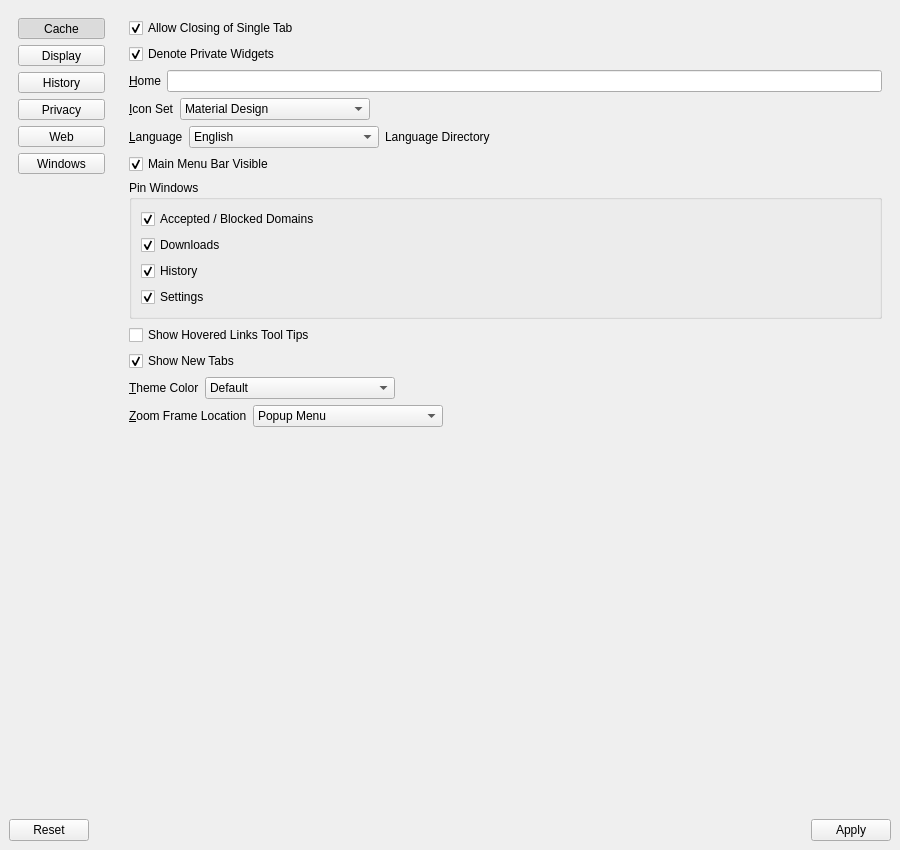
First picture: the form in 2.x/UI/dooble_settings.ui, repository textbrowser/dooble, before the edit.
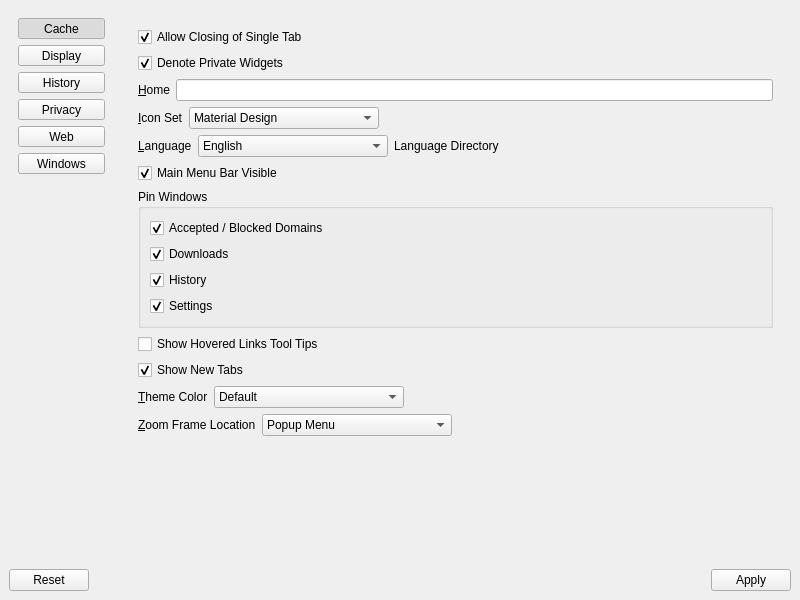
Second picture: the form after the edit. The open tabs and pages were chosen to show the change. Icons and pictures are not drawn.

Commit message: New scroll area.

The edit to the form file:
```diff
--- a/2.x/UI/dooble_settings.ui
+++ b/2.x/UI/dooble_settings.ui
@@ -6,8 +6,8 @@
    <rect>
     <x>0</x>
     <y>0</y>
-    <width>900</width>
-    <height>850</height>
+    <width>800</width>
+    <height>600</height>
    </rect>
   </property>
   <property name="windowTitle">
@@ -46,8 +46,8 @@
           <rect>
            <x>0</x>
            <y>0</y>
-           <width>127</width>
-           <height>754</height>
+           <width>105</width>
+           <height>544</height>
           </rect>
          </property>
          <layout class="QVBoxLayout" name="verticalLayout">
@@ -343,6 +343,24 @@
         <widget class="QWidget" name="display_page">
          <layout class="QVBoxLayout" name="verticalLayout_4">
           <item>
+           <widget class="QScrollArea" name="scrollArea_4">
+            <property name="frameShape">
+             <enum>QFrame::NoFrame</enum>
+            </property>
+            <property name="widgetResizable">
+             <bool>true</bool>
+            </property>
+            <widget class="QWidget" name="scrollAreaWidgetContents_4">
+             <property name="geometry">
+              <rect>
+               <x>0</x>
+               <y>0</y>
+               <width>751</width>
+               <height>776</height>
+              </rect>
+             </property>
+             <layout class="QVBoxLayout" name="verticalLayout_19">
+              <item>
            <widget class="QCheckBox" name="allow_closing_of_single_tab">
             <property name="text">
              <string>Allow Closing of Single Tab</string>
@@ -725,6 +743,10 @@
           </item>
          </layout>
         </widget>
+           </widget>
+          </item>
+         </layout>
+        </widget>
         <widget class="QWidget" name="history_page">
          <layout class="QVBoxLayout" name="verticalLayout_12">
           <item>
```
Left out of the diff: 11 changed lines with no effect on the pictures. Lines whose indentation alone changed are shown as unchanged.
